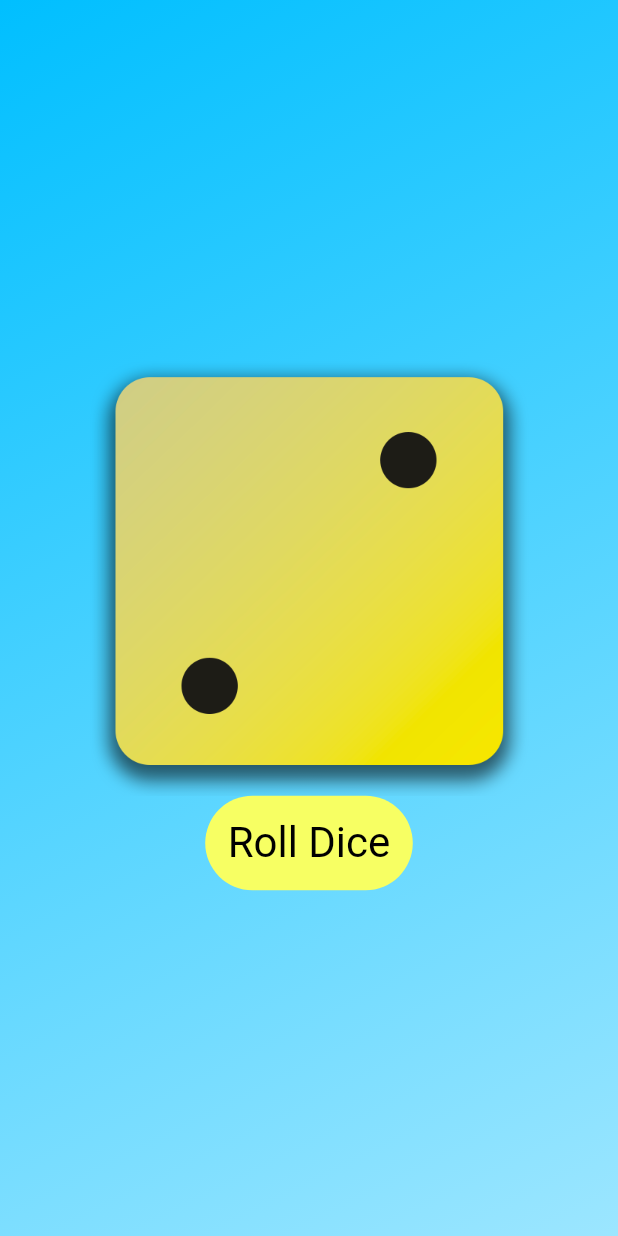
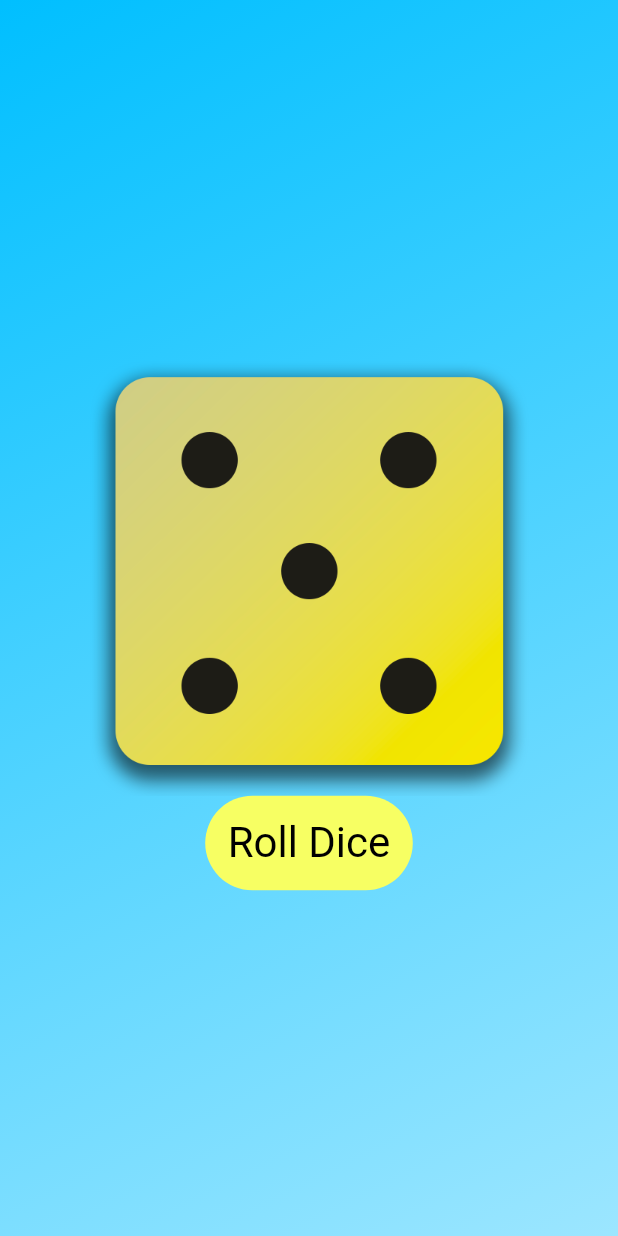
Before and after one commit to liammid27/Dice_App, a Flutter app: the screen it shows after launch, after a tap on "Roll Dice", on a phone screen of 412 x 824 dp. Run offline on Flutter 3.47's test engine with Material 3 defaults, Android fonts, the phone set to English and light mode, and no system bars.

Commit message:
Final dice roller logic

```diff
--- /dev/null
+++ b/lib/dice_roller.dart
@@ -0,0 +1,50 @@
+import 'package:flutter/material.dart';
+import 'dart:math';
+
+final randomizer = Random();
+
+class DiceRoller extends StatefulWidget {
+  const DiceRoller({super.key});
+  @override
+  State<DiceRoller> createState() {
+    return _DiceRollerState();
+  }
+}
+
+class _DiceRollerState extends State<DiceRoller> {
+  var currentDiceRoll = 1;
+
+  void rollDice() {
+    currentDiceRoll = randomizer.nextInt(6) + 1;
+    setState(() {
+      print('Rolling the dice... Rolled a $currentDiceRoll');
+    });
+  }
+
+  @override
+  Widget build(context) {
+    return Column(
+      mainAxisSize: MainAxisSize.min,
+      children: [
+        Image.asset(
+          'assets/images/dice-$currentDiceRoll.png',
+          width: 300,
+        ),
+        TextButton(
+          onPressed: rollDice,
+          style: TextButton.styleFrom(
+            padding: const EdgeInsets.all(15),
+            backgroundColor: const Color.fromARGB(255, 247, 255, 99),
+            foregroundColor: Colors.black,
+            textStyle: const TextStyle(
+              fontSize: 28,
+            ),
+          ),
+          child: const Text(
+            'Roll Dice',
+          ),
+        ),
+      ],
+    );
+  }
+}
--- a/lib/gradient_container.dart
+++ b/lib/gradient_container.dart
@@ -1,18 +1,13 @@
 import 'package:flutter/material.dart';
+import 'package:dice_app/dice_roller.dart';
 
 const startAlignment = Alignment.topLeft;
 const endAlignment = Alignment.bottomRight;
 
 class GradientContainer extends StatelessWidget {
-  GradientContainer(this.colorList, {super.key});
+  const GradientContainer(this.colorList, {super.key});
 
   final List<Color> colorList;
-  var activeDiceImage = 'assets/images/dice-2.png';
-
-  void rollDice() {
-    print('Rolling the dice...');
-    activeDiceImage = 'assets/images/dice-4.png';
-  }
 
   @override
   Widget build(context) {
@@ -27,30 +22,8 @@ class GradientContainer extends StatelessWidget {
           end: endAlignment,
         ),
       ),
-      child: Center(
-        child: Column(
-          mainAxisSize: MainAxisSize.min,
-          children: [
-            Image.asset(
-              activeDiceImage,
-              width: 300,
-            ),
-            TextButton(
-              onPressed: rollDice,
-              style: TextButton.styleFrom(
-                padding: const EdgeInsets.all(15),
-                backgroundColor: const Color.fromARGB(255, 247, 255, 99),
-                foregroundColor: Colors.black,
-                textStyle: const TextStyle(
-                  fontSize: 28,
-                ),
-              ),
-              child: const Text(
-                'Roll Dice',
-              ),
-            ),
-          ],
-        ),
+      child: const Center(
+        child: DiceRoller(),
       ),
     );
   }
--- a/lib/main.dart
+++ b/lib/main.dart
@@ -3,12 +3,12 @@ import 'package:flutter/material.dart';
 
 void main() {
   runApp(
-    MaterialApp(
+    const MaterialApp(
       home: Scaffold(
         body: GradientContainer(
           [
-            const Color.fromARGB(255, 0, 191, 255),
-            const Color.fromARGB(255, 156, 230, 255),
+            Color.fromARGB(255, 0, 191, 255),
+            Color.fromARGB(255, 156, 230, 255),
           ],
         ),
       ),
```
